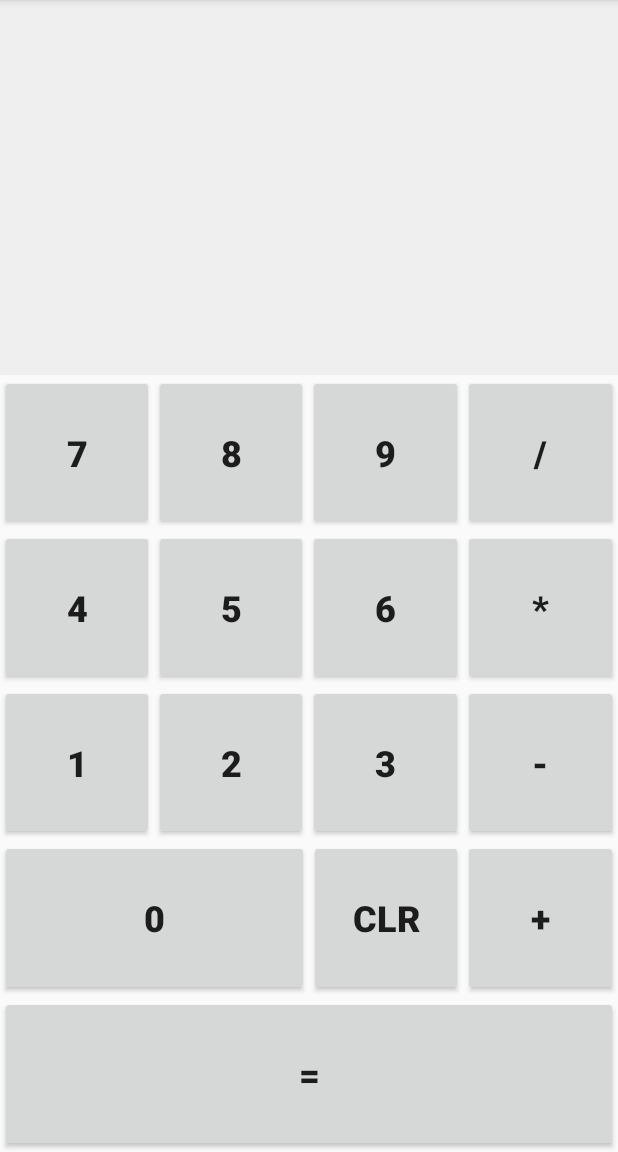
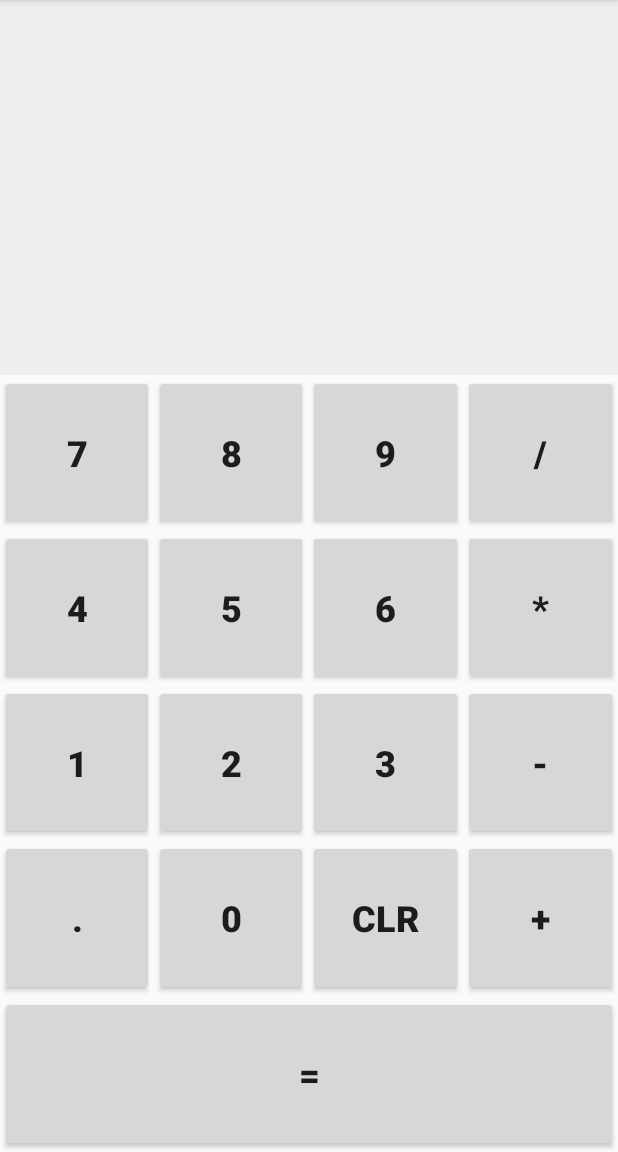
Before and after one commit to tjozsa/kalkulator-android-kotlin, an Android app: the screen it shows after launch (MainActivity), after a tap on "CLR", on a phone screen of 412 x 824 dp, the part 84-1236 px from its top. Run offline under Robolectric (Android 15) with nearby library versions, the phone set to English and light mode, and no system bars.

Commit message:
Adding decimal button and onDecimal implmentation

```diff
--- a/app/src/main/java/com/example/mycalculator/MainActivity.kt
+++ b/app/src/main/java/com/example/mycalculator/MainActivity.kt
@@ -7,6 +7,10 @@ import android.widget.Button
 import kotlinx.android.synthetic.main.activity_main.*
 
 class MainActivity : AppCompatActivity() {
+
+    var lastNumeric: Boolean = true
+    var lastDot: Boolean = false
+
     override fun onCreate(savedInstanceState: Bundle?) {
         super.onCreate(savedInstanceState)
         setContentView(R.layout.activity_main)
@@ -14,11 +18,20 @@ class MainActivity : AppCompatActivity() {
 
     fun onDigit(view: View) {
         tvInput.append((view as Button).text)
+        lastNumeric = true
     }
-
-    // Challenge 2: COMPLETED implement onClear function when CLR button is pressed.
 
     fun onClear(view: View) {
         tvInput.text = ""
+        lastNumeric = true
+        lastDot = false
+    }
+
+    fun onDecimalPoint(view: View) {
+        if (lastNumeric && !lastDot) {
+            tvInput.append(".")
+            lastNumeric = false
+            lastDot = true
+        }
     }
 }
--- a/app/src/main/res/layout/activity_main.xml
+++ b/app/src/main/res/layout/activity_main.xml
@@ -160,16 +160,25 @@
             android:layout_weight="1"
             android:orientation="horizontal">
             <Button
+                android:id="@+id/btnDecimal"
+                android:layout_width="0dp"
+                android:layout_height="match_parent"
+                android:text="."
+                android:textSize="24sp"
+                android:textStyle="bold"
+                android:layout_weight="1"
+                android:onClick="onDecimalPoint"
+                />
+            <Button
                 android:id="@+id/btnZero"
                 android:layout_width="0dp"
                 android:layout_height="match_parent"
                 android:text="0"
                 android:textSize="24sp"
                 android:textStyle="bold"
-                android:layout_weight="2"
+                android:layout_weight="1"
                 android:onClick="onDigit"
                 />
- <!-- Challenge 2: COMPLETED implement onClear function when CLR button is pressed. -->
             <Button
                 android:id="@+id/btnCLR"
                 android:layout_width="0dp"
```
